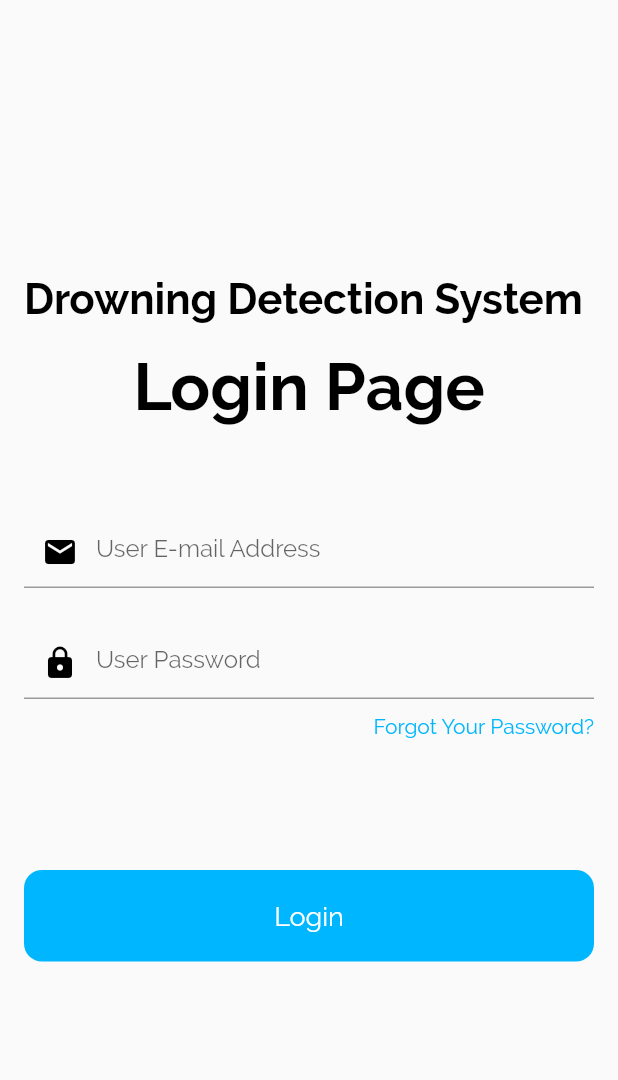
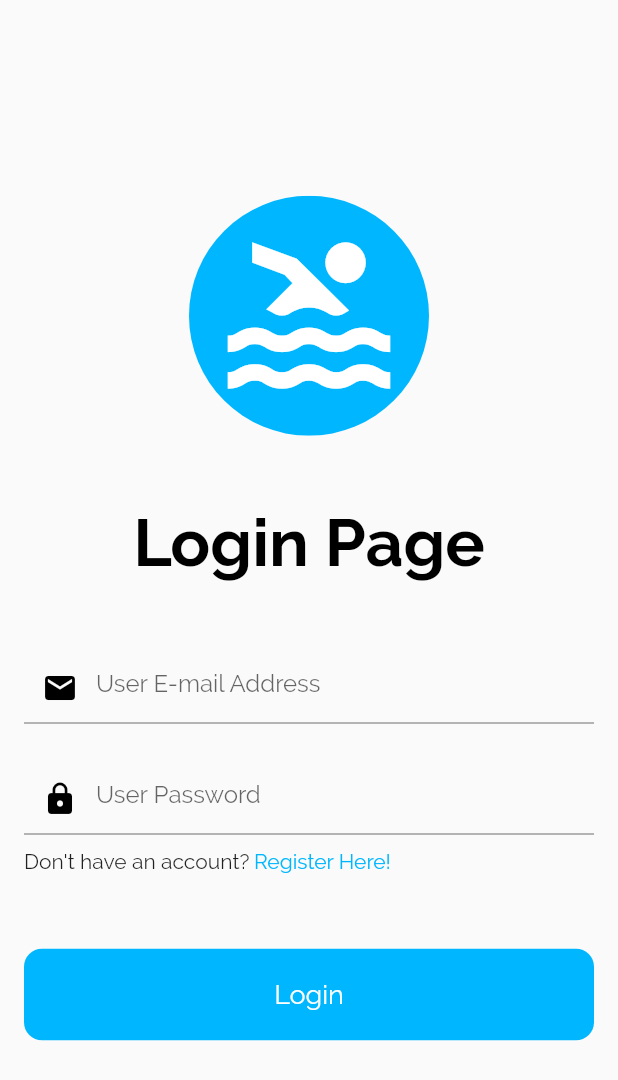
Before and after one commit to ngicolee/C300_DrowningDetection, a Flutter app: the screen it shows after launch, on a phone screen of 412 x 824 dp. Shown: the top 1080 px of the screen. Run offline on Flutter 3.47's test engine with Material 2 defaults, Android fonts, the phone set to English and light mode, and no system bars; our stand-ins replace firebase_auth, firebase_core; missing offline and left inert: flutter_vlc_player; accounts and stored records are empty.

```diff
--- a/lib/main.dart
+++ b/lib/main.dart
@@ -1,8 +1,5 @@
 // ignore_for_file: prefer_const_constructors
 
-import 'package:c300drowningdetection/pages/(obsolete)%20forgotpwpage.dart';
-import 'package:c300drowningdetection/pages/(obsolete)%20loginpage.dart';
-import 'package:c300drowningdetection/pages/welcomepage.dart';
 import 'package:flutter/material.dart';
 import 'package:c300drowningdetection/pages/splashpage.dart';
 
--- a/lib/pages/mainloginpage.dart
+++ b/lib/pages/mainloginpage.dart
@@ -3,6 +3,7 @@
 import 'package:c300drowningdetection/helpers/appcolors.dart';
 import 'package:c300drowningdetection/pages/(obsolete)%20homepage.dart';
 import 'package:c300drowningdetection/pages/mainhomepage.dart';
+import 'package:c300drowningdetection/pages/mainregistrationpage.dart';
 import 'package:firebase_auth/firebase_auth.dart';
 import 'package:firebase_core/firebase_core.dart';
 import 'package:flutter/material.dart';
@@ -24,6 +25,7 @@ class _MainLoginPageState extends State<MainLoginPage> {
   @override
   Widget build(BuildContext context) {
     return Scaffold(
+      resizeToAvoidBottomInset: false,
       body: FutureBuilder(
         future: _initializeFireBase(),
         builder: (context, snapshot) {
@@ -40,14 +42,11 @@ class _MainLoginPageState extends State<MainLoginPage> {
 }
 
 class LoginPage extends StatefulWidget {
-
   @override
   State<LoginPage> createState() => _LoginPageState();
-
 }
 
 class _LoginPageState extends State<LoginPage> {
-
   Future<User?> loginCredentials(
       {required String email,
       required String password,
@@ -67,8 +66,8 @@ class _LoginPageState extends State<LoginPage> {
   }
 
   final GlobalKey<FormState> _formKey = GlobalKey<FormState>();
- String p =
-    r'^(([^<>()[\]\\.,;:\s@\"]+(\.[^<>()[\]\\.,;:\s@\"]+)*)|(\".+\"))@((\[[0-9]{1,3}\.[0-9]{1,3}\.[0-9]{1,3}\.[0-9]{1,3}\])|(([a-zA-Z\-0-9]+\.)+[a-zA-Z]{2,}))$';
+  String p =
+      r'^(([^<>()[\]\\.,;:\s@\"]+(\.[^<>()[\]\\.,;:\s@\"]+)*)|(\".+\"))@((\[[0-9]{1,3}\.[0-9]{1,3}\.[0-9]{1,3}\.[0-9]{1,3}\])|(([a-zA-Z\-0-9]+\.)+[a-zA-Z]{2,}))$';
   late RegExp regExp = new RegExp(p);
 
   @override
@@ -86,14 +85,18 @@ class _LoginPageState extends State<LoginPage> {
             mainAxisAlignment: MainAxisAlignment.center,
             crossAxisAlignment: CrossAxisAlignment.start,
             children: [
-              Text(
-                "Drowning Detection System",
-                style: TextStyle(
-                  color: Colors.black,
-                  fontSize: 28.0,
-                  fontWeight: FontWeight.bold,
+              Center(
+                child: ClipOval(
+                  child: Container(
+                      width: 160,
+                      height: 160,
+                      color: AppColors.MAIN_COLOR,
+                      alignment: Alignment.center,
+                      child: const Icon(Icons.pool_sharp,
+                          color: Colors.white, size: 130)),
                 ),
               ),
+              SizedBox(height: 30),
               Padding(
                 padding: const EdgeInsets.all(16.0),
                 child: Center(
@@ -107,7 +110,7 @@ class _LoginPageState extends State<LoginPage> {
                   ),
                 ),
               ),
-              SizedBox(height: 44.0),
+              SizedBox(height: 30.0),
               TextFormField(
                 validator: (value) {
                   if (value == "") {
@@ -140,16 +143,26 @@ class _LoginPageState extends State<LoginPage> {
                 ),
               ),
               SizedBox(height: 10.0),
-              Align(
-                alignment: Alignment.centerRight,
-                child: Text(
-                  "Forgot Your Password?",
-                  style: TextStyle(
-                    color: AppColors.MAIN_COLOR,
+              Row(
+                children: [
+                  Text("Don't have an account?"),
+                  GestureDetector(
+                    onTap: () => Navigator.of(context).pushReplacement(
+                      MaterialPageRoute(
+                        builder: (context) => MainRegistrationPage(),
+                      ),
+                    ),
+                    child: Padding(
+                      padding: EdgeInsets.symmetric(horizontal: 3),
+                      child: Text(
+                        "Register Here!",
+                        style: TextStyle(color: AppColors.MAIN_COLOR),
+                      ),
+                    ),
                   ),
-                ),
+                ],
               ),
-              SizedBox(height: 88.0),
+              SizedBox(height: 50.0),
               Container(
                 width: double.infinity,
                 child: RawMaterialButton(
```
Also changed, not shown: lib/pages/mainregistrationpage.dart (+200 -0 lines), lib/pages/splashpage.dart (+13 -7 lines).
